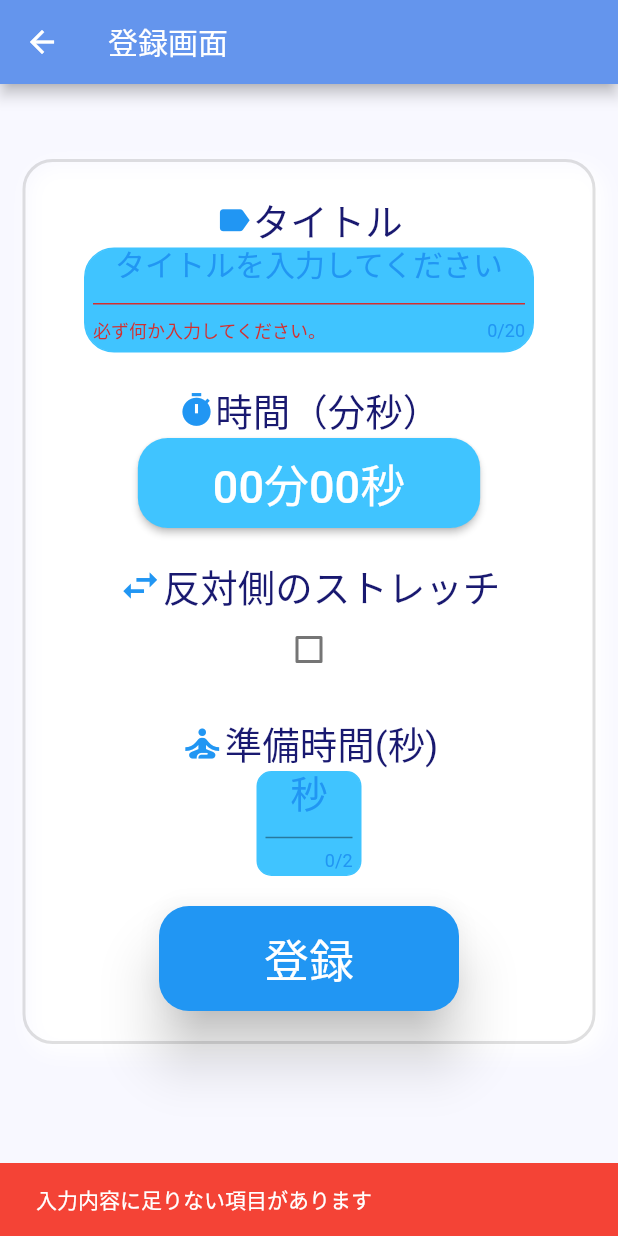
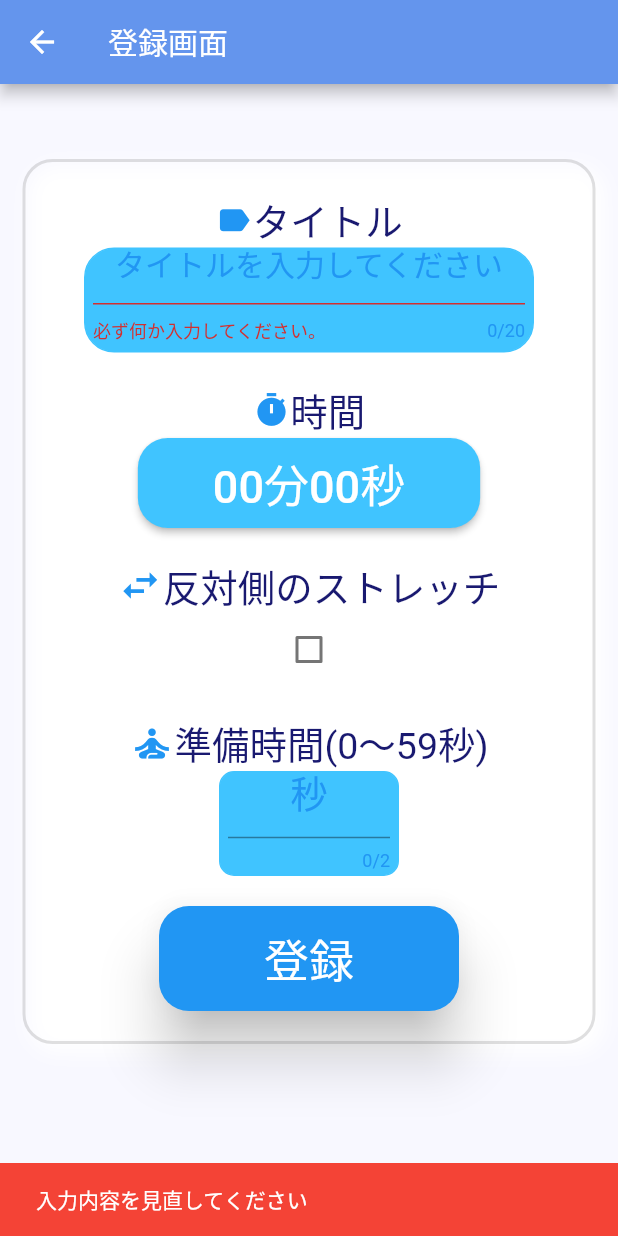
Before and after one commit to yousetsu/simplestretchtimer, a Flutter app: the StretchScreen screen opened directly, after a tap on "登録", on a phone screen of 412 x 824 dp. Run offline on Flutter 3.47's test engine with Material 2 defaults, Android fonts, the phone set to English and light mode, and no system bars; our stand-ins replace just_audio, sqflite, vibration; missing offline and left inert: audio_session, flutter_picker; accounts and stored records are empty; Roboto replaces fonts that are missing (KosugiMaru); statements that could not run were skipped.

Commit message:
準備時間チェック処理実装

```diff
--- a/lib/stretch.dart
+++ b/lib/stretch.dart
@@ -89,12 +89,8 @@ class _StretchScreenState extends State<StretchScreen> {
                     child: TextFormField(
                       controller: _textControllerTitle,
                       validator: (value) {
-                        debugPrint('title $value');
-
                         if (value == null  || value.isEmpty) {
                           return '必ず何か入力してください。';
-                        // }else if(value.toString().length > 60.0){
-                        //   return '全角３０文字までです';
                         }
                         return null;
                       },
@@ -102,11 +98,8 @@ class _StretchScreenState extends State<StretchScreen> {
                       style: const TextStyle(fontSize: 20, color: Colors.white,),
                       textAlign: TextAlign.center,
                       onFieldSubmitted: (String value){
-
                       },
                       maxLength: 20,
-
-                   //   inputFormatters: [FilteringTextInputFormatter.digitsOnly],
                     ),
                   ),
                 ),
@@ -117,7 +110,7 @@ class _StretchScreenState extends State<StretchScreen> {
                  mainAxisAlignment: MainAxisAlignment.center,
                   children: const <Widget>[
                      Icon(Icons.timer,size: 25,color: Colors.blue),
-                     Text('時間（分秒）',style:TextStyle(fontSize: 25.0,color: Color(0xFF191970))),
+                     Text('時間',style:TextStyle(fontSize: 25.0,color: Color(0xFF191970))),
                   ],
                 ),
                 ElevatedButton(
@@ -138,7 +131,6 @@ class _StretchScreenState extends State<StretchScreen> {
                         onConfirm: (Picker picker, List value) {
                           setState(() => {
                             _time = DateTime.utc(2016, 5, 1, 0,value[0], value[1]),
-                           // _saveStrSetting('goalgetuptime',_goalgetuptime.toString()),
                           });
                         },
                         onSelect: (Picker picker, int index, List<int> selected){
@@ -170,12 +162,12 @@ class _StretchScreenState extends State<StretchScreen> {
                         mainAxisAlignment: MainAxisAlignment.center,
                         children:  <Widget>[
                           Icon(Icons.self_improvement,size: 30,color: Colors.blue),
-                          Text('準備時間(秒)',style:TextStyle(fontSize: 25.0,color: Color(0xFF191970))),
+                          Text('準備時間(0～59秒)',style:TextStyle(fontSize: 25.0,color: Color(0xFF191970))),
                         ]),
                 Container(
                   padding: const EdgeInsets.all(5.0),
                   alignment: Alignment.bottomCenter,
-                  width: 70.0,
+                  width: 120.0,
                   height: 70,
                   decoration: BoxDecoration(
                     border: Border.all(color: Colors.lightBlueAccent),
@@ -187,10 +179,10 @@ class _StretchScreenState extends State<StretchScreen> {
                     child: TextFormField(
                       controller: _textControllerPreSecond,
                       validator: (value) {
-                        if (value != null && value.isEmpty) {
-                          return '何か入力してください';
-                        }else if(int.parse(value!) > 59){
-                          return '最高59秒までです';
+                        if (value != null) {
+                          if (int.parse(value) > 59 || int.parse(value) < 0) {
+                            return '0-59まで';
+                          }
                         }
                         return null;
                       },
@@ -198,6 +190,7 @@ class _StretchScreenState extends State<StretchScreen> {
                       style: const TextStyle(fontSize: 25, color: Colors.white,),
                       textAlign: TextAlign.center,
                       maxLength: 2,
+
                          inputFormatters: [FilteringTextInputFormatter.digitsOnly],
                     ),
                   ),
@@ -227,15 +220,24 @@ class _StretchScreenState extends State<StretchScreen> {
     );
   }
   void buttonPressed() async{
-    if (!_formTitleKey.currentState!.validate()) {
+    if (!_formTitleKey.currentState!.validate() || !_formPreSecondKey.currentState!.validate()) {
       // If the form is valid, display a snackbar. In the real world,
       // you'd often call a server or save the information in a database.
       ScaffoldMessenger.of(context).showSnackBar(const SnackBar(
-        content: Text('入力内容に足りない項目があります'),
+        content: Text('入力内容を見直してください'),
         backgroundColor: Colors.red,
       ));
       return;
     }
+    if (_time.minute == 0 && _time.second == 0){
+      ScaffoldMessenger.of(context).showSnackBar(const SnackBar(
+          content: Text('必ず時間（分秒）を設定してください。'),
+          backgroundColor: Colors.red,
+      ));
+      return;
+  }
+
+
     int intMax = 0;
     switch (mode) {
     //登録モード
```
